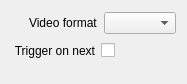
CasparCG/client, file src/Widgets/Inspector/Atem/InspectorAtemVideoFormatWidget.ui: the form before one commit.
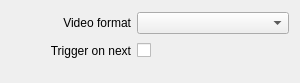
The form after the commit.

Commit message: Simplify layout of inspector widgets

Patch:
```diff
--- a/src/Widgets/Inspector/Atem/InspectorAtemVideoFormatWidget.ui
+++ b/src/Widgets/Inspector/Atem/InspectorAtemVideoFormatWidget.ui
@@ -6,8 +6,8 @@
    <rect>
     <x>0</x>
     <y>0</y>
-    <width>187</width>
-    <height>84</height>
+    <width>300</width>
+    <height>83</height>
    </rect>
   </property>
   <property name="sizePolicy">
@@ -16,72 +16,38 @@
     <verstretch>0</verstretch>
    </sizepolicy>
   </property>
-  <layout class="QVBoxLayout" name="verticalLayout">
-   <item>
-    <layout class="QHBoxLayout" name="horizontalLayoutFormat">
-     <item>
-      <spacer name="horizontalSpacerFormat">
-       <property name="orientation">
-        <enum>Qt::Horizontal</enum>
-       </property>
-       <property name="sizeType">
-        <enum>QSizePolicy::Fixed</enum>
-       </property>
-       <property name="sizeHint" stdset="0">
-        <size>
-         <width>18</width>
-         <height>20</height>
-        </size>
-       </property>
-      </spacer>
-     </item>
-     <item>
-      <widget class="QLabel" name="labelFormat">
-       <property name="text">
-        <string>Video format</string>
-       </property>
-      </widget>
-     </item>
-     <item>
-      <widget class="QComboBox" name="comboBoxFormat">
-       <property name="sizePolicy">
-        <sizepolicy hsizetype="Expanding" vsizetype="Fixed">
-         <horstretch>0</horstretch>
-         <verstretch>0</verstretch>
-        </sizepolicy>
-       </property>
-      </widget>
-     </item>
-    </layout>
+  <layout class="QGridLayout" name="gridLayout">
+   <property name="bottomMargin">
+    <number>20</number>
+   </property>
+   <item row="0" column="1">
+    <widget class="QComboBox" name="comboBoxFormat">
+     <property name="sizePolicy">
+      <sizepolicy hsizetype="Expanding" vsizetype="Fixed">
+       <horstretch>0</horstretch>
+       <verstretch>0</verstretch>
+      </sizepolicy>
+     </property>
+    </widget>
    </item>
-   <item>
+   <item row="0" column="0">
+    <widget class="QLabel" name="labelFormat">
+     <property name="minimumSize">
+      <size>
+       <width>120</width>
+       <height>0</height>
+      </size>
+     </property>
+     <property name="text">
+      <string>Video format</string>
+     </property>
+     <property name="alignment">
+      <set>Qt::AlignRight|Qt::AlignTrailing|Qt::AlignVCenter</set>
+     </property>
+    </widget>
+   </item>
+   <item row="1" column="1">
     <layout class="QHBoxLayout" name="horizontalLayoutTriggerOnNext">
-     <item>
-      <spacer name="horizontalSpacerTriggerOnNext1">
-       <property name="orientation">
-        <enum>Qt::Horizontal</enum>
-       </property>
-       <property name="sizeType">
-        <enum>QSizePolicy::Fixed</enum>
-       </property>
-       <property name="sizeHint" stdset="0">
-        <size>
-         <width>2</width>
-         <height>20</height>
-        </size>
-       </property>
-      </spacer>
-     </item>
-     <item>
-      <widget class="QLabel" name="labelTriggerOnNext">
-       <property name="text">
-        <string>Trigger on next</string>
-       </property>
-       <property name="alignment">
-        <set>Qt::AlignRight|Qt::AlignTrailing|Qt::AlignVCenter</set>
-       </property>
-      </widget>
-     </item>
      <item>
       <widget class="QCheckBox" name="checkBoxTriggerOnNext">
        <property name="layoutDirection">
@@ -107,21 +73,21 @@
      </item>
     </layout>
    </item>
-   <item>
-    <spacer name="verticalSpacerInput">
-     <property name="orientation">
-      <enum>Qt::Vertical</enum>
-     </property>
-     <property name="sizeType">
-      <enum>QSizePolicy::Fixed</enum>
-     </property>
-     <property name="sizeHint" stdset="0">
+   <item row="1" column="0">
+    <widget class="QLabel" name="labelTriggerOnNext">
+     <property name="minimumSize">
       <size>
-       <width>20</width>
-       <height>10</height>
+       <width>120</width>
+       <height>0</height>
       </size>
      </property>
-    </spacer>
+     <property name="text">
+      <string>Trigger on next</string>
+     </property>
+     <property name="alignment">
+      <set>Qt::AlignRight|Qt::AlignTrailing|Qt::AlignVCenter</set>
+     </property>
+    </widget>
    </item>
   </layout>
  </widget>
```
Left out of the diff: 4 changed lines with no effect on the pictures. The commit also changes 58 other files.
